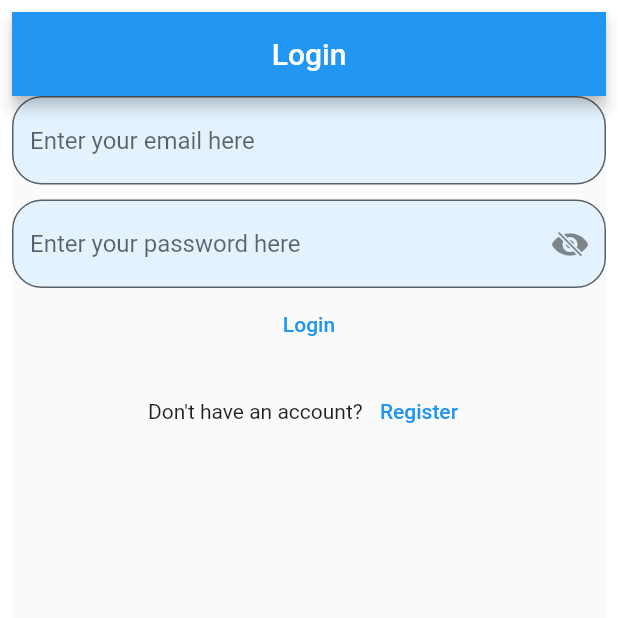
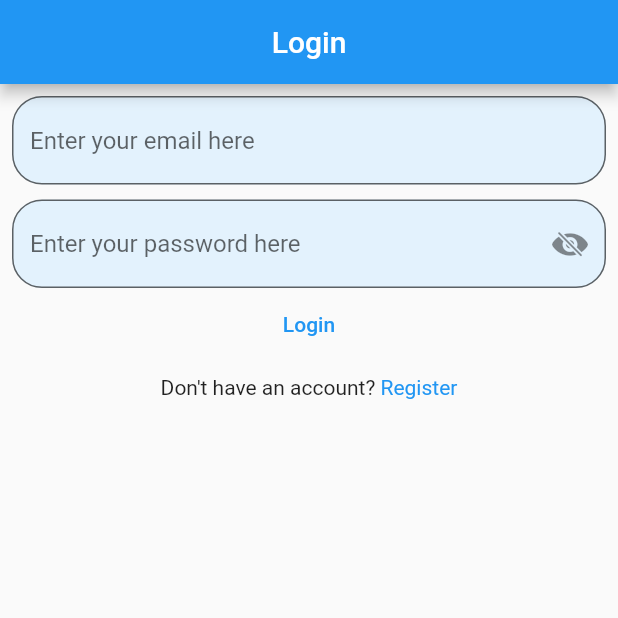
Before and after one commit to ogunkapc/notes-app, a Flutter app: the screen it shows after launch, on a phone screen of 412 x 824 dp, the top half of it. Run offline on Flutter 3.47's test engine with Material 2 defaults, Android fonts, the phone set to English and light mode, and no system bars; our stand-ins replace firebase_auth, firebase_core; accounts and stored records are empty.

Commit message:
Created constants and updated routes

```diff
--- a/lib/auth/login_screen.dart
+++ b/lib/auth/login_screen.dart
@@ -2,6 +2,8 @@ import 'package:firebase_auth/firebase_auth.dart';
 import 'package:flutter/cupertino.dart';
 import 'package:flutter/material.dart';
 import 'dart:developer' as devtools show log;
+
+import 'package:mynotes/constants/routes.dart';
 
 class LoginScreen extends StatefulWidget {
   const LoginScreen({super.key});
@@ -31,14 +33,14 @@ class _LoginScreenState extends State<LoginScreen> {
 
   @override
   Widget build(BuildContext context) {
-    return Padding(
-      padding: const EdgeInsets.only(top: 8.0, left: 8.0, right: 8.0),
-      child: Scaffold(
-        appBar: AppBar(
-          title: const Text("Login"),
-          centerTitle: true,
-        ),
-        body: Column(
+    return Scaffold(
+      appBar: AppBar(
+        title: const Text("Login"),
+        centerTitle: true,
+      ),
+      body: Padding(
+        padding: const EdgeInsets.only(top: 8.0, left: 8.0, right: 8.0),
+        child: Column(
           children: [
             TextField(
               controller: _email,
@@ -89,12 +91,14 @@ class _LoginScreenState extends State<LoginScreen> {
                 final password = _password.text;
                 //! Handle Exception
                 try {
-                  await FirebaseAuth.instance.signInWithEmailAndPassword(
+                  final userCredential =
+                      FirebaseAuth.instance.signInWithEmailAndPassword(
                     email: email,
                     password: password,
                   );
+                  devtools.log(userCredential.toString());
                   Navigator.of(context).pushNamedAndRemoveUntil(
-                    "/notes/",
+                    notesRoute,
                     (route) => false,
                   );
                 } on FirebaseAuthException catch (e) {
@@ -117,10 +121,10 @@ class _LoginScreenState extends State<LoginScreen> {
               mainAxisAlignment: MainAxisAlignment.center,
               children: [
                 const Text("Don't have an account? "),
-                TextButton(
-                  onPressed: () {
+                GestureDetector(
+                  onTap: () {
                     Navigator.of(context).pushNamedAndRemoveUntil(
-                      "/register/",
+                      registerRoute,
                       (route) => false,
                     );
                   },
@@ -135,31 +139,5 @@ class _LoginScreenState extends State<LoginScreen> {
         ),
       ),
     );
-    // Scaffold(
-    //   appBar: AppBar(
-    //     title: const Text("Login"),
-    //     centerTitle: true,
-    //   ),
-    //   body: FutureBuilder(
-    //     future: Firebase.initializeApp(
-    //       options: DefaultFirebaseOptions.currentPlatform,
-    //     ),
-    //     builder: (context, snapshot) {
-    //       switch (snapshot.connectionState) {
-    //         case ConnectionState.done:
-    //           return
-    //         default:
-    //           return const Center(
-    //             child: Column(
-    //               children: [
-    //                 CircularProgressIndicator(),
-    //                 Text("Loading..."),
-    //               ],
-    //             ),
-    //           );
-    //       }
-    //     },
-    //   ),
-    // );
   }
 }
--- /dev/null
+++ b/lib/constants/routes.dart
@@ -0,0 +1,3 @@
+const loginRoute = "/login/";
+const registerRoute = "/register/";
+const notesRoute = "/notes/";
--- a/lib/main.dart
+++ b/lib/main.dart
@@ -4,8 +4,8 @@ import 'package:flutter/material.dart';
 import 'package:mynotes/auth/login_screen.dart';
 import 'package:mynotes/auth/register_screen.dart';
 import 'package:mynotes/auth/verify_email.dart';
+import 'package:mynotes/constants/routes.dart';
 import 'package:mynotes/firebase_options.dart';
-import 'dart:developer' as devtools show log;
 
 void main() {
   WidgetsFlutterBinding.ensureInitialized();
@@ -26,9 +26,9 @@ class MyApp extends StatelessWidget {
       // home: const LoginScreen(),
       // home: const VerifyEmailView(),
       routes: {
-        "/login/": (context) => const LoginScreen(),
-        "/register/": (context) => const RegisterationScreen(),
-        "/notes/": (context) => const NotesView()
+        loginRoute: (context) => const LoginScreen(),
+        registerRoute: (context) => const RegisterationScreen(),
+        notesRoute: (context) => const NotesView()
       },
     );
   }
@@ -88,8 +88,8 @@ class _NotesViewState extends State<NotesView> {
                   if (shouldLogout) {
                     await FirebaseAuth.instance.signOut();
                     Navigator.of(context).pushNamedAndRemoveUntil(
-                      "/login/",
-                      (route) => false,
+                      loginRoute,
+                      (_) => false,
                     );
                   }
                   break;
@@ -102,7 +102,7 @@ class _NotesViewState extends State<NotesView> {
                   value: MenuAction.logout,
                   child: const Text("Log Out"),
                   onTap: () {
-                    devtools.log(value.toString());
+                    // devtools.log(value.toString());
                   },
                 )
               ];
```
Also changed, not shown: lib/auth/register_screen.dart (+5 -29 lines).
